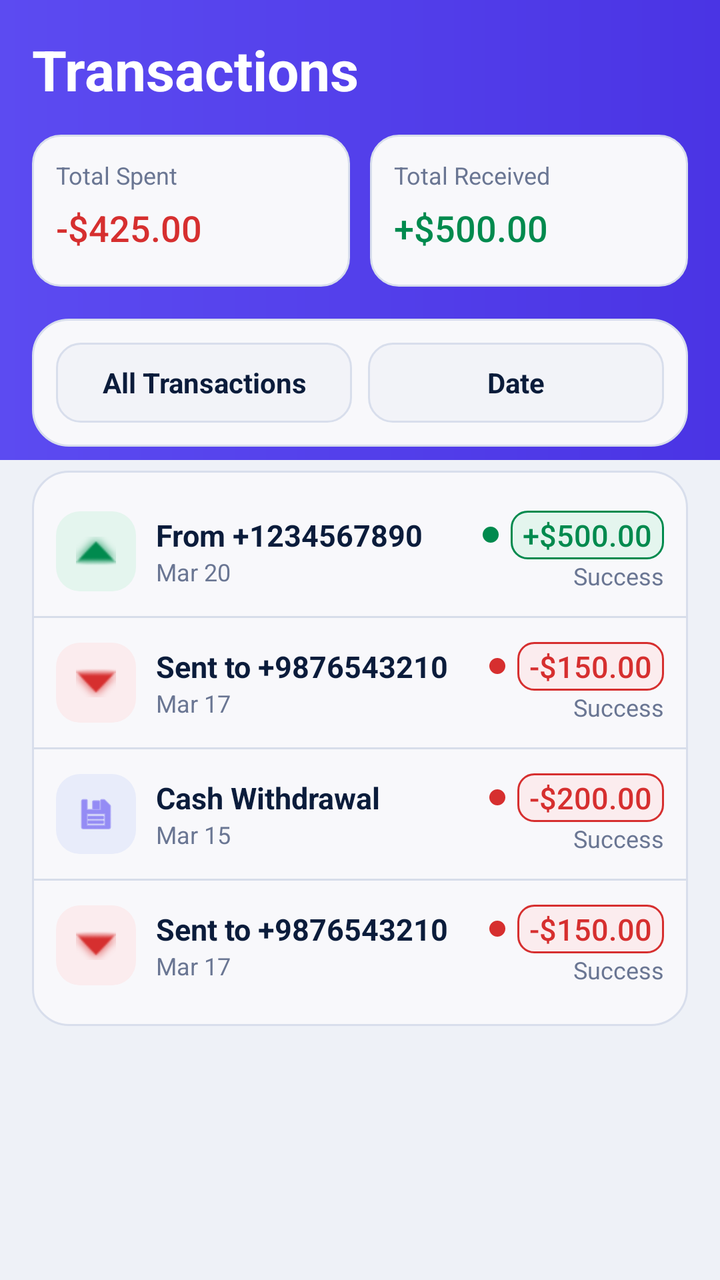
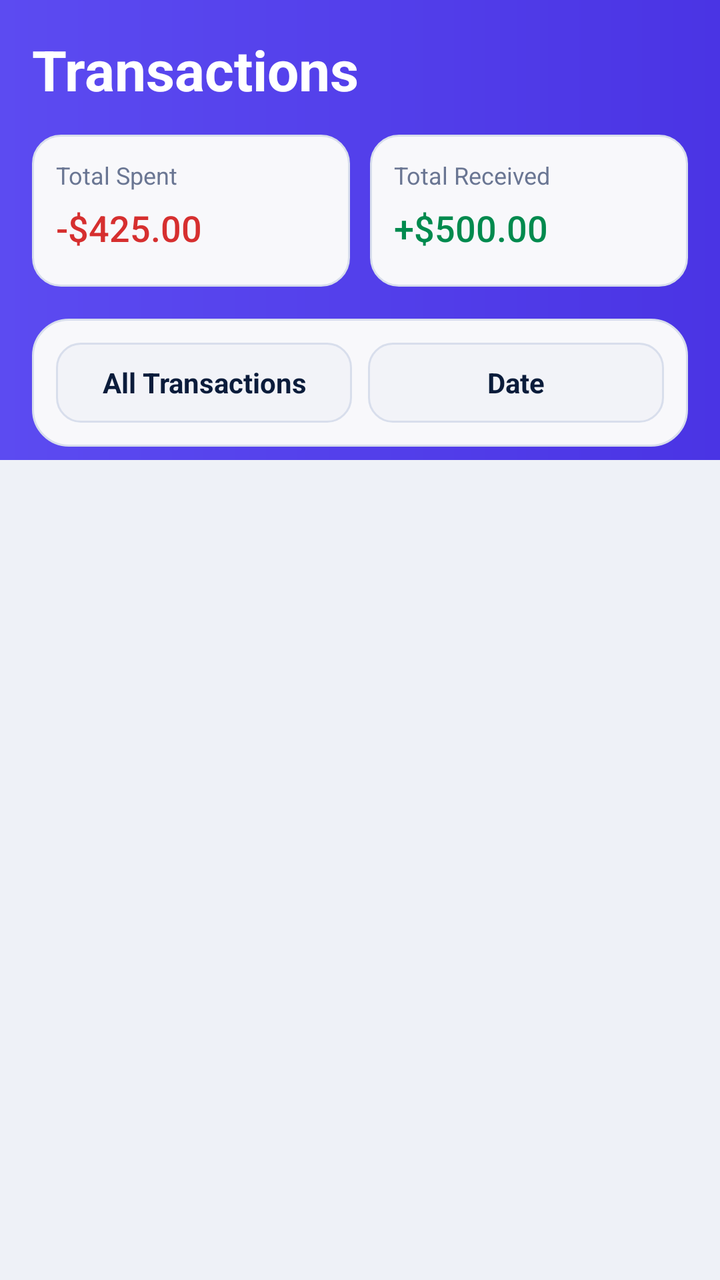

Screens rendered from an Android XML layout before and after an edit, with the pre-edit source and the edit as a unified diff.
<!-- AndroidManifest.xml: application theme Theme.Banking_app_Y3S2 -->
<!-- res/layout/fragment_history.xml -->
<?xml version="1.0" encoding="utf-8"?>
<androidx.constraintlayout.widget.ConstraintLayout xmlns:android="http://schemas.android.com/apk/res/android"
    xmlns:app="http://schemas.android.com/apk/res-auto"
    android:layout_width="match_parent"
    android:layout_height="match_parent"
    android:background="@color/surface_bg">

    <View
        android:layout_width="match_parent"
        android:layout_height="230dp"
        android:background="@drawable/bg_dashboard_header"
        app:layout_constraintTop_toTopOf="parent" />

    <ScrollView
        android:layout_width="0dp"
        android:layout_height="0dp"
        android:fillViewport="true"
        app:layout_constraintBottom_toBottomOf="parent"
        app:layout_constraintEnd_toEndOf="parent"
        app:layout_constraintStart_toStartOf="parent"
        app:layout_constraintTop_toTopOf="parent">

        <LinearLayout
            android:layout_width="match_parent"
            android:layout_height="wrap_content"
            android:orientation="vertical"
            android:padding="16dp">

            <TextView
                android:layout_width="wrap_content"
                android:layout_height="wrap_content"
                android:text="@string/transactions"
                android:textColor="@android:color/white"
                android:textSize="28sp"
                android:textStyle="bold" />

            <LinearLayout
                android:layout_width="match_parent"
                android:layout_height="wrap_content"
                android:layout_marginTop="14dp"
                android:orientation="horizontal">

                <LinearLayout
                    android:layout_width="0dp"
                    android:layout_height="76dp"
                    android:layout_weight="1"
                    android:background="@drawable/bg_tile"
                    android:orientation="vertical"
                    android:padding="12dp">

                    <TextView
                        android:layout_width="wrap_content"
                        android:layout_height="wrap_content"
                        android:text="@string/total_spent"
                        android:textColor="@color/text_secondary"
                        android:textSize="12sp" />

                    <TextView
                        android:layout_width="wrap_content"
                        android:layout_height="wrap_content"
                        android:layout_marginTop="6dp"
                        android:text="-$425.00"
                        android:fontFamily="sans-serif-medium"
                        android:shadowColor="@android:color/transparent"
                        android:shadowDx="0"
                        android:shadowDy="0"
                        android:shadowRadius="0"
                        android:textColor="@color/soft_red_text"
                        android:textSize="18sp"
                        android:textStyle="normal" />
                </LinearLayout>

                <LinearLayout
                    android:layout_width="0dp"
                    android:layout_height="76dp"
                    android:layout_marginStart="10dp"
                    android:layout_weight="1"
                    android:background="@drawable/bg_tile"
                    android:orientation="vertical"
                    android:padding="12dp">

                    <TextView
                        android:layout_width="wrap_content"
                        android:layout_height="wrap_content"
                        android:text="@string/total_received"
                        android:textColor="@color/text_secondary"
                        android:textSize="12sp" />

                    <TextView
                        android:layout_width="wrap_content"
                        android:layout_height="wrap_content"
                        android:layout_marginTop="6dp"
                        android:text="+$500.00"
                        android:fontFamily="sans-serif-medium"
                        android:shadowColor="@android:color/transparent"
                        android:shadowDx="0"
                        android:shadowDy="0"
                        android:shadowRadius="0"
                        android:textColor="@color/soft_green_text"
                        android:textSize="18sp"
                        android:textStyle="normal" />
                </LinearLayout>
            </LinearLayout>

            <LinearLayout
                android:layout_width="match_parent"
                android:layout_height="wrap_content"
                android:layout_marginTop="16dp"
                android:background="@drawable/bg_surface_panel"
                android:orientation="horizontal"
                android:padding="12dp">

                <TextView
                    android:layout_width="0dp"
                    android:layout_height="40dp"
                    android:layout_weight="1"
                    android:background="@drawable/bg_filter_chip"
                    android:gravity="center"
                    android:text="@string/all_transactions"
                    android:textColor="@color/navy_text"
                    android:textSize="14sp"
                    android:textStyle="bold" />

                <TextView
                    android:layout_width="0dp"
                    android:layout_height="40dp"
                    android:layout_marginStart="8dp"
                    android:layout_weight="1"
                    android:background="@drawable/bg_filter_chip"
                    android:gravity="center"
                    android:text="@string/date"
                    android:textColor="@color/navy_text"
                    android:textSize="14sp"
                    android:textStyle="bold" />
            </LinearLayout>

            <LinearLayout
                android:layout_width="match_parent"
                android:layout_height="wrap_content"
                android:layout_marginTop="12dp"
                android:background="@drawable/bg_surface_panel"
                android:orientation="vertical"
                android:paddingTop="8dp"
                android:paddingBottom="8dp">

                <include layout="@layout/item_activity_received" />
                <View android:layout_width="match_parent" android:layout_height="1dp" android:background="@color/divider_color" />
                <include layout="@layout/item_activity_sent" />
                <View android:layout_width="match_parent" android:layout_height="1dp" android:background="@color/divider_color" />
                <include layout="@layout/item_activity_withdrawal" />
                <View android:layout_width="match_parent" android:layout_height="1dp" android:background="@color/divider_color" />
                <include layout="@layout/item_activity_sent" />
            </LinearLayout>

            <Space
                android:layout_width="match_parent"
                android:layout_height="12dp" />

        </LinearLayout>
    </ScrollView>

</androidx.constraintlayout.widget.ConstraintLayout>
<!-- res/layout/item_activity_received.xml (included above) -->
<?xml version="1.0" encoding="utf-8"?>
<LinearLayout xmlns:android="http://schemas.android.com/apk/res/android"
    android:layout_width="match_parent"
    android:layout_height="wrap_content"
    android:gravity="center_vertical"
    android:orientation="horizontal"
    android:paddingHorizontal="12dp"
    android:paddingVertical="12dp">

    <ImageView
        android:layout_width="40dp"
        android:layout_height="40dp"
        android:background="@drawable/bg_soft_icon_green"
        android:padding="10dp"
        android:src="@android:drawable/arrow_up_float"
        android:tint="@color/soft_green_text" />

    <LinearLayout
        android:layout_width="0dp"
        android:layout_height="wrap_content"
        android:layout_marginStart="10dp"
        android:layout_weight="1"
        android:orientation="vertical">

        <TextView
            android:layout_width="wrap_content"
            android:layout_height="wrap_content"
            android:text="From +1234567890"
            android:textColor="@color/navy_text"
            android:textSize="15sp"
            android:textStyle="bold" />

        <TextView
            android:layout_width="wrap_content"
            android:layout_height="wrap_content"
            android:text="Mar 20"
            android:textColor="@color/text_secondary"
            android:textSize="12sp" />
    </LinearLayout>

    <LinearLayout
        android:layout_width="wrap_content"
        android:layout_height="wrap_content"
        android:gravity="end"
        android:orientation="vertical">

        <LinearLayout
            android:layout_width="wrap_content"
            android:layout_height="wrap_content"
            android:gravity="center_vertical"
            android:orientation="horizontal">

            <View
                android:layout_width="8dp"
                android:layout_height="8dp"
                android:layout_marginEnd="6dp"
                android:background="@drawable/bg_dot_green" />

            <TextView
                android:layout_width="wrap_content"
                android:layout_height="wrap_content"
                android:background="@drawable/bg_amount_chip_green"
                android:paddingHorizontal="6dp"
                android:paddingVertical="2dp"
                android:text="+$500.00"
                android:fontFamily="sans-serif-medium"
                android:shadowColor="@android:color/transparent"
                android:shadowDx="0"
                android:shadowDy="0"
                android:shadowRadius="0"
                android:textColor="@color/soft_green_text"
                android:textSize="15sp"
                android:textStyle="normal" />
        </LinearLayout>

        <TextView
            android:layout_width="wrap_content"
            android:layout_height="wrap_content"
            android:text="Success"
            android:textColor="@color/text_secondary"
            android:textSize="12sp" />
    </LinearLayout>

</LinearLayout>
<!-- res/layout/item_activity_sent.xml (included above) -->
<?xml version="1.0" encoding="utf-8"?>
<LinearLayout xmlns:android="http://schemas.android.com/apk/res/android"
    android:layout_width="match_parent"
    android:layout_height="wrap_content"
    android:gravity="center_vertical"
    android:orientation="horizontal"
    android:paddingHorizontal="12dp"
    android:paddingVertical="12dp">

    <ImageView
        android:layout_width="40dp"
        android:layout_height="40dp"
        android:background="@drawable/bg_soft_icon_red"
        android:padding="10dp"
        android:src="@android:drawable/arrow_down_float"
        android:tint="@color/soft_red_text" />

    <LinearLayout
        android:layout_width="0dp"
        android:layout_height="wrap_content"
        android:layout_marginStart="10dp"
        android:layout_weight="1"
        android:orientation="vertical">

        <TextView
            android:layout_width="wrap_content"
            android:layout_height="wrap_content"
            android:text="Sent to +9876543210"
            android:textColor="@color/navy_text"
            android:textSize="15sp"
            android:textStyle="bold" />

        <TextView
            android:layout_width="wrap_content"
            android:layout_height="wrap_content"
            android:text="Mar 17"
            android:textColor="@color/text_secondary"
            android:textSize="12sp" />
    </LinearLayout>

    <LinearLayout
        android:layout_width="wrap_content"
        android:layout_height="wrap_content"
        android:gravity="end"
        android:orientation="vertical">

        <LinearLayout
            android:layout_width="wrap_content"
            android:layout_height="wrap_content"
            android:gravity="center_vertical"
            android:orientation="horizontal">

            <View
                android:layout_width="8dp"
                android:layout_height="8dp"
                android:layout_marginEnd="6dp"
                android:background="@drawable/bg_dot_red" />

            <TextView
                android:layout_width="wrap_content"
                android:layout_height="wrap_content"
                android:background="@drawable/bg_amount_chip_red"
                android:paddingHorizontal="6dp"
                android:paddingVertical="2dp"
                android:text="-$150.00"
                android:fontFamily="sans-serif-medium"
                android:shadowColor="@android:color/transparent"
                android:shadowDx="0"
                android:shadowDy="0"
                android:shadowRadius="0"
                android:textColor="@color/soft_red_text"
                android:textSize="15sp"
                android:textStyle="normal" />
        </LinearLayout>

        <TextView
            android:layout_width="wrap_content"
            android:layout_height="wrap_content"
            android:text="Success"
            android:textColor="@color/text_secondary"
            android:textSize="12sp" />
    </LinearLayout>

</LinearLayout>
<!-- res/layout/item_activity_withdrawal.xml (included above) -->
<?xml version="1.0" encoding="utf-8"?>
<LinearLayout xmlns:android="http://schemas.android.com/apk/res/android"
    android:layout_width="match_parent"
    android:layout_height="wrap_content"
    android:gravity="center_vertical"
    android:orientation="horizontal"
    android:paddingHorizontal="12dp"
    android:paddingVertical="12dp">

    <ImageView
        android:layout_width="40dp"
        android:layout_height="40dp"
        android:background="@drawable/bg_soft_icon_blue"
        android:padding="10dp"
        android:src="@android:drawable/ic_menu_save"
        android:tint="@color/brand_bg_top" />

    <LinearLayout
        android:layout_width="0dp"
        android:layout_height="wrap_content"
        android:layout_marginStart="10dp"
        android:layout_weight="1"
        android:orientation="vertical">

        <TextView
            android:layout_width="wrap_content"
            android:layout_height="wrap_content"
            android:text="Cash Withdrawal"
            android:textColor="@color/navy_text"
            android:textSize="15sp"
            android:textStyle="bold" />

        <TextView
            android:layout_width="wrap_content"
            android:layout_height="wrap_content"
            android:text="Mar 15"
            android:textColor="@color/text_secondary"
            android:textSize="12sp" />
    </LinearLayout>

    <LinearLayout
        android:layout_width="wrap_content"
        android:layout_height="wrap_content"
        android:gravity="end"
        android:orientation="vertical">

        <LinearLayout
            android:layout_width="wrap_content"
            android:layout_height="wrap_content"
            android:gravity="center_vertical"
            android:orientation="horizontal">

            <View
                android:layout_width="8dp"
                android:layout_height="8dp"
                android:layout_marginEnd="6dp"
                android:background="@drawable/bg_dot_red" />

            <TextView
                android:layout_width="wrap_content"
                android:layout_height="wrap_content"
                android:background="@drawable/bg_amount_chip_red"
                android:paddingHorizontal="6dp"
                android:paddingVertical="2dp"
                android:text="-$200.00"
                android:fontFamily="sans-serif-medium"
                android:shadowColor="@android:color/transparent"
                android:shadowDx="0"
                android:shadowDy="0"
                android:shadowRadius="0"
                android:textColor="@color/soft_red_text"
                android:textSize="15sp"
                android:textStyle="normal" />
        </LinearLayout>

        <TextView
            android:layout_width="wrap_content"
            android:layout_height="wrap_content"
            android:text="Success"
            android:textColor="@color/text_secondary"
            android:textSize="12sp" />
    </LinearLayout>

</LinearLayout>
<!-- resources referenced by this layout -->
<resources>
  <color name="brand_bg_top">#5C4BF1</color>
  <color name="divider_color">#D7DDEA</color>
  <color name="navy_text">#0B1C3B</color>
  <color name="soft_green_text">#008A4E</color>
  <color name="soft_red_text">#D62F2F</color>
  <color name="surface_bg">#EEF1F7</color>
  <color name="text_secondary">#6A7693</color>
  <!-- drawable bg_amount_chip_green (drawable) -->
  <?xml version="1.0" encoding="utf-8"?>
  <shape xmlns:android="http://schemas.android.com/apk/res/android" android:shape="rectangle">
      <solid android:color="@color/soft_green_bg" />
      <corners android:radius="8dp" />
      <stroke
          android:width="1dp"
          android:color="@color/soft_green_text" />
  </shape>
  <!-- drawable bg_amount_chip_red (drawable) -->
  <?xml version="1.0" encoding="utf-8"?>
  <shape xmlns:android="http://schemas.android.com/apk/res/android" android:shape="rectangle">
      <solid android:color="@color/soft_red_bg" />
      <corners android:radius="8dp" />
      <stroke
          android:width="1dp"
          android:color="@color/soft_red_text" />
  </shape>
  <!-- drawable bg_dashboard_header (drawable) -->
  <?xml version="1.0" encoding="utf-8"?>
  <shape xmlns:android="http://schemas.android.com/apk/res/android" android:shape="rectangle">
      <gradient
          android:angle="0"
          android:endColor="@color/brand_bg_bottom"
          android:startColor="@color/brand_bg_top" />
  </shape>
  <!-- drawable bg_dot_green (drawable) -->
  <?xml version="1.0" encoding="utf-8"?>
  <shape xmlns:android="http://schemas.android.com/apk/res/android" android:shape="oval">
      <size android:width="8dp" android:height="8dp" />
      <solid android:color="@color/soft_green_text" />
  </shape>
  <!-- drawable bg_dot_red (drawable) -->
  <?xml version="1.0" encoding="utf-8"?>
  <shape xmlns:android="http://schemas.android.com/apk/res/android" android:shape="oval">
      <size android:width="8dp" android:height="8dp" />
      <solid android:color="@color/soft_red_text" />
  </shape>
  <!-- drawable bg_soft_icon_blue (drawable) -->
  <?xml version="1.0" encoding="utf-8"?>
  <shape xmlns:android="http://schemas.android.com/apk/res/android" android:shape="rectangle">
      <solid android:color="@color/soft_blue_bg" />
      <corners android:radius="12dp" />
  </shape>
  <!-- drawable bg_soft_icon_green (drawable) -->
  <?xml version="1.0" encoding="utf-8"?>
  <shape xmlns:android="http://schemas.android.com/apk/res/android" android:shape="rectangle">
      <solid android:color="@color/soft_green_bg" />
      <corners android:radius="12dp" />
  </shape>
  <!-- drawable bg_soft_icon_red (drawable) -->
  <?xml version="1.0" encoding="utf-8"?>
  <shape xmlns:android="http://schemas.android.com/apk/res/android" android:shape="rectangle">
      <solid android:color="@color/soft_red_bg" />
      <corners android:radius="12dp" />
  </shape>
  <!-- drawable bg_tile (drawable) -->
  <?xml version="1.0" encoding="utf-8"?>
  <shape xmlns:android="http://schemas.android.com/apk/res/android" android:shape="rectangle">
      <solid android:color="@color/card_white" />
      <corners android:radius="14dp" />
      <stroke
          android:width="1dp"
          android:color="@color/input_stroke" />
  </shape>
  <string name="all_transactions">All Transactions</string>
  <string name="date">Date</string>
  <string name="total_received">Total Received</string>
  <string name="total_spent">Total Spent</string>
  <string name="transactions">Transactions</string>
  <style name="Theme.Banking_app_Y3S2" parent="Base.Theme.Banking_app_Y3S2" />
  <color name="soft_green_bg">#E4F5EE</color>
  <color name="soft_red_bg">#FBECEE</color>
  <color name="brand_bg_bottom">#4A34E4</color>
  <color name="input_bg">#F2F3F8</color>
  <color name="input_stroke">#D8DEEC</color>
  <color name="soft_blue_bg">#E8ECFA</color>
  <color name="card_white">#F8F8FB</color>
  <color name="text_primary">#1D335A</color>
  <color name="text_hint">#5E6E8B</color>
  <!-- unchanged entries left out for length: 6 -->
</resources>

<!-- the commit's change to res/layout/fragment_history.xml (unified diff, before → after) -->
@@ -134,284 +134,33 @@
                     android:textStyle="bold" />
             </LinearLayout>
 
-            <LinearLayout
+
+
+
+
+
+
+
+
+
+
+
+
+
+
+
+
+
+
+
+
+
+            <androidx.recyclerview.widget.RecyclerView
+                android:id="@+id/recyclerView"
                 android:layout_width="match_parent"
-                android:layout_height="wrap_content"
-                android:layout_marginTop="12dp"
-                android:background="@drawable/bg_surface_panel"
-                android:orientation="vertical"
-                android:paddingTop="8dp"
-                android:paddingBottom="8dp">
-
-                <include layout="@layout/item_activity_received" />
-                <View android:layout_width="match_parent" android:layout_height="1dp" android:background="@color/divider_color" />
-                <include layout="@layout/item_activity_sent" />
-                <View android:layout_width="match_parent" android:layout_height="1dp" android:background="@color/divider_color" />
-                <include layout="@layout/item_activity_withdrawal" />
-                <View android:layout_width="match_parent" android:layout_height="1dp" android:background="@color/divider_color" />
-                <include layout="@layout/item_activity_sent" />
-            </LinearLayout>
-
-            <Space
-                android:layout_width="match_parent"
-                android:layout_height="12dp" />
+                android:layout_height="match_parent"/>
 
         </LinearLayout>
     </ScrollView>
 
 </androidx.constraintlayout.widget.ConstraintLayout>
-<!-- res/layout/item_activity_received.xml (included above) -->
-<?xml version="1.0" encoding="utf-8"?>
-<LinearLayout xmlns:android="http://schemas.android.com/apk/res/android"
-    android:layout_width="match_parent"
-    android:layout_height="wrap_content"
-    android:gravity="center_vertical"
-    android:orientation="horizontal"
-    android:paddingHorizontal="12dp"
-    android:paddingVertical="12dp">
-
-    <ImageView
-        android:layout_width="40dp"
-        android:layout_height="40dp"
-        android:background="@drawable/bg_soft_icon_green"
-        android:padding="10dp"
-        android:src="@android:drawable/arrow_up_float"
-        android:tint="@color/soft_green_text" />
-
-    <LinearLayout
-        android:layout_width="0dp"
-        android:layout_height="wrap_content"
-        android:layout_marginStart="10dp"
-        android:layout_weight="1"
-        android:orientation="vertical">
-
-        <TextView
-            android:layout_width="wrap_content"
-            android:layout_height="wrap_content"
-            android:text="From +1234567890"
-            android:textColor="@color/navy_text"
-            android:textSize="15sp"
-            android:textStyle="bold" />
-
-        <TextView
-            android:layout_width="wrap_content"
-            android:layout_height="wrap_content"
-            android:text="Mar 20"
-            android:textColor="@color/text_secondary"
-            android:textSize="12sp" />
-    </LinearLayout>
-
-    <LinearLayout
-        android:layout_width="wrap_content"
-        android:layout_height="wrap_content"
-        android:gravity="end"
-        android:orientation="vertical">
-
-        <LinearLayout
-            android:layout_width="wrap_content"
-            android:layout_height="wrap_content"
-            android:gravity="center_vertical"
-            android:orientation="horizontal">
-
-            <View
-                android:layout_width="8dp"
-                android:layout_height="8dp"
-                android:layout_marginEnd="6dp"
-                android:background="@drawable/bg_dot_green" />
-
-            <TextView
-                android:layout_width="wrap_content"
-                android:layout_height="wrap_content"
-                android:background="@drawable/bg_amount_chip_green"
-                android:paddingHorizontal="6dp"
-                android:paddingVertical="2dp"
-                android:text="+$500.00"
-                android:fontFamily="sans-serif-medium"
-                android:shadowColor="@android:color/transparent"
-                android:shadowDx="0"
-                android:shadowDy="0"
-                android:shadowRadius="0"
-                android:textColor="@color/soft_green_text"
-                android:textSize="15sp"
-                android:textStyle="normal" />
-        </LinearLayout>
-
-        <TextView
-            android:layout_width="wrap_content"
-            android:layout_height="wrap_content"
-            android:text="Success"
-            android:textColor="@color/text_secondary"
-            android:textSize="12sp" />
-    </LinearLayout>
-
-</LinearLayout>
-<!-- res/layout/item_activity_sent.xml (included above) -->
-<?xml version="1.0" encoding="utf-8"?>
-<LinearLayout xmlns:android="http://schemas.android.com/apk/res/android"
-    android:layout_width="match_parent"
-    android:layout_height="wrap_content"
-    android:gravity="center_vertical"
-    android:orientation="horizontal"
-    android:paddingHorizontal="12dp"
-    android:paddingVertical="12dp">
-
-    <ImageView
-        android:layout_width="40dp"
-        android:layout_height="40dp"
-        android:background="@drawable/bg_soft_icon_red"
-        android:padding="10dp"
-        android:src="@android:drawable/arrow_down_float"
-        android:tint="@color/soft_red_text" />
-
-    <LinearLayout
-        android:layout_width="0dp"
-        android:layout_height="wrap_content"
-        android:layout_marginStart="10dp"
-        android:layout_weight="1"
-        android:orientation="vertical">
-
-        <TextView
-            android:layout_width="wrap_content"
-            android:layout_height="wrap_content"
-            android:text="Sent to +9876543210"
-            android:textColor="@color/navy_text"
-            android:textSize="15sp"
-            android:textStyle="bold" />
-
-        <TextView
-            android:layout_width="wrap_content"
-            android:layout_height="wrap_content"
-            android:text="Mar 17"
-            android:textColor="@color/text_secondary"
-            android:textSize="12sp" />
-    </LinearLayout>
-
-    <LinearLayout
-        android:layout_width="wrap_content"
-        android:layout_height="wrap_content"
-        android:gravity="end"
-        android:orientation="vertical">
-
-        <LinearLayout
-            android:layout_width="wrap_content"
-            android:layout_height="wrap_content"
-            android:gravity="center_vertical"
-            android:orientation="horizontal">
-
-            <View
-                android:layout_width="8dp"
-                android:layout_height="8dp"
-                android:layout_marginEnd="6dp"
-                android:background="@drawable/bg_dot_red" />
-
-            <TextView
-                android:layout_width="wrap_content"
-                android:layout_height="wrap_content"
-                android:background="@drawable/bg_amount_chip_red"
-                android:paddingHorizontal="6dp"
-                android:paddingVertical="2dp"
-                android:text="-$150.00"
-                android:fontFamily="sans-serif-medium"
-                android:shadowColor="@android:color/transparent"
-                android:shadowDx="0"
-                android:shadowDy="0"
-                android:shadowRadius="0"
-                android:textColor="@color/soft_red_text"
-                android:textSize="15sp"
-                android:textStyle="normal" />
-        </LinearLayout>
-
-        <TextView
-            android:layout_width="wrap_content"
-            android:layout_height="wrap_content"
-            android:text="Success"
-            android:textColor="@color/text_secondary"
-            android:textSize="12sp" />
-    </LinearLayout>
-
-</LinearLayout>
-<!-- res/layout/item_activity_withdrawal.xml (included above) -->
-<?xml version="1.0" encoding="utf-8"?>
-<LinearLayout xmlns:android="http://schemas.android.com/apk/res/android"
-    android:layout_width="match_parent"
-    android:layout_height="wrap_content"
-    android:gravity="center_vertical"
-    android:orientation="horizontal"
-    android:paddingHorizontal="12dp"
-    android:paddingVertical="12dp">
-
-    <ImageView
-        android:layout_width="40dp"
-        android:layout_height="40dp"
-        android:background="@drawable/bg_soft_icon_blue"
-        android:padding="10dp"
-        android:src="@android:drawable/ic_menu_save"
-        android:tint="@color/brand_bg_top" />
-
-    <LinearLayout
-        android:layout_width="0dp"
-        android:layout_height="wrap_content"
-        android:layout_marginStart="10dp"
-        android:layout_weight="1"
-        android:orientation="vertical">
-
-        <TextView
-            android:layout_width="wrap_content"
-            android:layout_height="wrap_content"
-            android:text="Cash Withdrawal"
-            android:textColor="@color/navy_text"
-            android:textSize="15sp"
-            android:textStyle="bold" />
-
-        <TextView
-            android:layout_width="wrap_content"
-            android:layout_height="wrap_content"
-            android:text="Mar 15"
-            android:textColor="@color/text_secondary"
-            android:textSize="12sp" />
-    </LinearLayout>
-
-    <LinearLayout
-        android:layout_width="wrap_content"
-        android:layout_height="wrap_content"
-        android:gravity="end"
-        android:orientation="vertical">
-
-        <LinearLayout
-            android:layout_width="wrap_content"
-            android:layout_height="wrap_content"
-            android:gravity="center_vertical"
-            android:orientation="horizontal">
-
-            <View
-                android:layout_width="8dp"
-                android:layout_height="8dp"
-                android:layout_marginEnd="6dp"
-                android:background="@drawable/bg_dot_red" />
-
-            <TextView
-                android:layout_width="wrap_content"
-                android:layout_height="wrap_content"
-                android:background="@drawable/bg_amount_chip_red"
-                android:paddingHorizontal="6dp"
-                android:paddingVertical="2dp"
-                android:text="-$200.00"
-                android:fontFamily="sans-serif-medium"
-                android:shadowColor="@android:color/transparent"
-                android:shadowDx="0"
-                android:shadowDy="0"
-                android:shadowRadius="0"
-                android:textColor="@color/soft_red_text"
-                android:textSize="15sp"
-                android:textStyle="normal" />
-        </LinearLayout>
-
-        <TextView
-            android:layout_width="wrap_content"
-            android:layout_height="wrap_content"
-            android:text="Success"
-            android:textColor="@color/text_secondary"
-            android:textSize="12sp" />
-    </LinearLayout>
-
-</LinearLayout>
<!-- resource entries referenced after the edit -->
@@ -1,30 +1,11 @@
 <!-- resources referenced by this layout -->
 <resources>
   <color name="brand_bg_top">#5C4BF1</color>
-  <color name="divider_color">#D7DDEA</color>
   <color name="navy_text">#0B1C3B</color>
   <color name="soft_green_text">#008A4E</color>
   <color name="soft_red_text">#D62F2F</color>
   <color name="surface_bg">#EEF1F7</color>
   <color name="text_secondary">#6A7693</color>
-  <!-- drawable bg_amount_chip_green (drawable) -->
-  <?xml version="1.0" encoding="utf-8"?>
-  <shape xmlns:android="http://schemas.android.com/apk/res/android" android:shape="rectangle">
-      <solid android:color="@color/soft_green_bg" />
-      <corners android:radius="8dp" />
-      <stroke
-          android:width="1dp"
-          android:color="@color/soft_green_text" />
-  </shape>
-  <!-- drawable bg_amount_chip_red (drawable) -->
-  <?xml version="1.0" encoding="utf-8"?>
-  <shape xmlns:android="http://schemas.android.com/apk/res/android" android:shape="rectangle">
-      <solid android:color="@color/soft_red_bg" />
-      <corners android:radius="8dp" />
-      <stroke
-          android:width="1dp"
-          android:color="@color/soft_red_text" />
-  </shape>
   <!-- drawable bg_dashboard_header (drawable) -->
   <?xml version="1.0" encoding="utf-8"?>
   <shape xmlns:android="http://schemas.android.com/apk/res/android" android:shape="rectangle">
@@ -32,36 +13,6 @@
           android:angle="0"
           android:endColor="@color/brand_bg_bottom"
           android:startColor="@color/brand_bg_top" />
-  </shape>
-  <!-- drawable bg_dot_green (drawable) -->
-  <?xml version="1.0" encoding="utf-8"?>
-  <shape xmlns:android="http://schemas.android.com/apk/res/android" android:shape="oval">
-      <size android:width="8dp" android:height="8dp" />
-      <solid android:color="@color/soft_green_text" />
-  </shape>
-  <!-- drawable bg_dot_red (drawable) -->
-  <?xml version="1.0" encoding="utf-8"?>
-  <shape xmlns:android="http://schemas.android.com/apk/res/android" android:shape="oval">
-      <size android:width="8dp" android:height="8dp" />
-      <solid android:color="@color/soft_red_text" />
-  </shape>
-  <!-- drawable bg_soft_icon_blue (drawable) -->
-  <?xml version="1.0" encoding="utf-8"?>
-  <shape xmlns:android="http://schemas.android.com/apk/res/android" android:shape="rectangle">
-      <solid android:color="@color/soft_blue_bg" />
-      <corners android:radius="12dp" />
-  </shape>
-  <!-- drawable bg_soft_icon_green (drawable) -->
-  <?xml version="1.0" encoding="utf-8"?>
-  <shape xmlns:android="http://schemas.android.com/apk/res/android" android:shape="rectangle">
-      <solid android:color="@color/soft_green_bg" />
-      <corners android:radius="12dp" />
-  </shape>
-  <!-- drawable bg_soft_icon_red (drawable) -->
-  <?xml version="1.0" encoding="utf-8"?>
-  <shape xmlns:android="http://schemas.android.com/apk/res/android" android:shape="rectangle">
-      <solid android:color="@color/soft_red_bg" />
-      <corners android:radius="12dp" />
   </shape>
   <!-- drawable bg_tile (drawable) -->
   <?xml version="1.0" encoding="utf-8"?>
@@ -78,12 +29,9 @@
   <string name="total_spent">Total Spent</string>
   <string name="transactions">Transactions</string>
   <style name="Theme.Banking_app_Y3S2" parent="Base.Theme.Banking_app_Y3S2" />
-  <color name="soft_green_bg">#E4F5EE</color>
-  <color name="soft_red_bg">#FBECEE</color>
   <color name="brand_bg_bottom">#4A34E4</color>
   <color name="input_bg">#F2F3F8</color>
   <color name="input_stroke">#D8DEEC</color>
-  <color name="soft_blue_bg">#E8ECFA</color>
   <color name="card_white">#F8F8FB</color>
   <color name="text_primary">#1D335A</color>
   <color name="text_hint">#5E6E8B</color>
